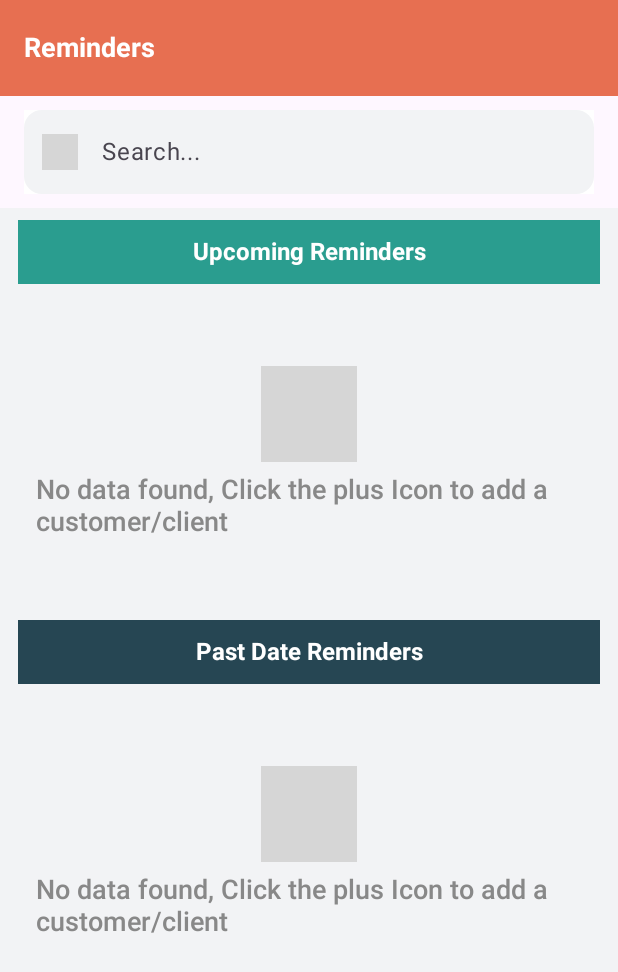
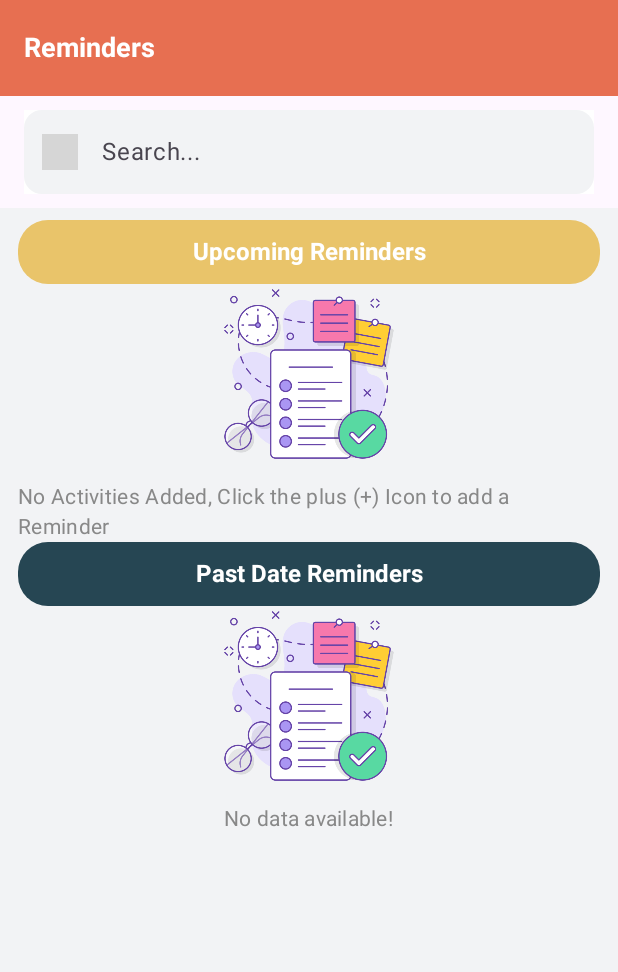
Before and after one commit to Dismas-Ospaltic/EventMarker, an Android app built with Jetpack Compose: the @Preview function HomeScreenPreview, on a phone screen of 412 x 824 dp. Shown: the top 972 px of the screen. Run offline under Robolectric (Android 15) with nearby library versions, the phone set to English and light mode, and no system bars; our stand-ins replace accompanist; libraries missing offline, so code that uses them is left out: compose.icons, compose.icons.fontawesomeicons; 1 statement that could not run was skipped; grey boxes are pictures that could not be loaded.

Commit message:
UI enhancement

```diff
--- a/app/src/main/java/com/st11/eventmarker/di/AppModule.kt
+++ b/app/src/main/java/com/st11/eventmarker/di/AppModule.kt
@@ -2,7 +2,6 @@ package com.st11.eventmarker.di
 
 import com.st11.eventmarker.data.local.AppDatabase
 import com.st11.eventmarker.repository.EventRepository
-import com.st11.eventmarker.viewmodel.EventNotifyViewModel
 import com.st11.eventmarker.viewmodel.EventViewModel
 import com.st11.eventmarker.viewmodel.NotificationViewModel
 import org.koin.androidx.viewmodel.dsl.viewModel
--- a/app/src/main/java/com/st11/eventmarker/screens/AddMarkScreen.kt
+++ b/app/src/main/java/com/st11/eventmarker/screens/AddMarkScreen.kt
@@ -43,7 +43,6 @@ import com.st11.eventmarker.utils.DynamicStatusBar
 import com.st11.eventmarker.utils.TimePickerField
 import com.st11.eventmarker.utils.addEventToCalendar
 import com.st11.eventmarker.utils.requestNotificationPermission
-import com.st11.eventmarker.viewmodel.EventNotifyViewModel
 import com.st11.eventmarker.viewmodel.EventViewModel
 import com.st11.eventmarker.viewmodel.NotificationViewModel
 import compose.icons.FontAwesomeIcons
--- a/app/src/main/java/com/st11/eventmarker/screens/HomeScreen.kt
+++ b/app/src/main/java/com/st11/eventmarker/screens/HomeScreen.kt
@@ -172,40 +172,6 @@ fun HomeScreen(navController: NavController) {
 //                .verticalScroll(rememberScrollState())
         ) {
 
-
-            val cardDataReminder = listOf(
-                CardInfoReminder(
-                    "Doctors appointment",
-                    "12/12/2023",
-                    "appointment",
-                    "high",
-                    "10:00AM",
-                    "12:00PM",
-                    "Hospital",
-                    "Bring all reports and X-ray images."
-                ),
-                CardInfoReminder(
-                    "Gym Session",
-                    "14/12/2023",
-                    "fitness",
-                    "low",
-                    "06:00PM",
-                    "07:00PM",
-                    "City Gym",
-                    "Don’t forget water bottle."
-                ),
-                CardInfoReminder(
-                    "Doctors appointment",
-                    "12/12/2023",
-                    "appointment",
-                    "high",
-                    "10:00AM",
-                    "12:00PM",
-                    "Hospital",
-                    "Bring all reports and X-ray images."
-                )
-            )
-
                    LazyVerticalGrid(
                        columns = GridCells.Fixed(columns),
                        modifier = Modifier
@@ -241,7 +207,8 @@ fun HomeScreen(navController: NavController) {
                                fontWeight = FontWeight.Bold,
                                modifier = Modifier
                                    .fillMaxWidth()
-                                   .background(colorResource(id = R.color.persianGreen))
+                                   .clip(RoundedCornerShape(20.dp)) // ✅ Clip first
+                                   .background(colorResource(id = R.color.saffron))
                                    .padding(vertical = 12.dp, horizontal = 16.dp),
                                textAlign = TextAlign.Center
                            )
@@ -250,78 +217,58 @@ fun HomeScreen(navController: NavController) {
 
                        if (events.isEmpty()) {
                            item(span = { GridItemSpan(maxLineSpan) }) {
+
                                Box(
                                    modifier = Modifier
-                                       .fillMaxWidth()
-                                       .padding(12.dp)
-                                       .heightIn(min = 200.dp), // Guarantees at least 200dp height
+                                       .fillMaxSize(),
                                    contentAlignment = Alignment.Center
                                ) {
-                                   Column(horizontalAlignment = Alignment.CenterHorizontally) {
-                                       Icon(
-                                           imageVector = FontAwesomeIcons.Solid.Clipboard,
-                                           contentDescription = "No data",
-                                           tint = Color.Gray,
-                                           modifier = Modifier.size(64.dp)
+                                   Column(
+                                       horizontalAlignment = Alignment.CenterHorizontally
+                                   ) {
+                                       Image(
+                                           painter = painterResource(id = R.drawable.work_order), // Replace with your image in res/drawable
+                                           contentDescription = "No Data",
+                                           modifier = Modifier.size(120.dp)
                                        )
-                                       Spacer(modifier = Modifier.height(8.dp))
+                                       Spacer(modifier = Modifier.height(12.dp))
                                        Text(
-                                           text = "No data found, Click the plus Icon to add a customer/client",
+                                           text = "No Activities Added, Click the plus (+) Icon to add a Reminder",
                                            color = Color.Gray,
-                                           fontSize = 18.sp,
-                                           fontWeight = FontWeight.Medium
+                                           style = MaterialTheme.typography.bodyMedium
                                        )
                                    }
                                }
+
+
                            }
                        }else if(filteredEvent.isEmpty()){
  item(span = { GridItemSpan(maxLineSpan) }){
      // No data available after search
      Box(
-         modifier = Modifier.fillMaxSize(),
+         modifier = Modifier
+             .fillMaxSize(),
          contentAlignment = Alignment.Center
      ) {
+         Column(
+             horizontalAlignment = Alignment.CenterHorizontally
+         ) {
+             Image(
+                 painter = painterResource(id = R.drawable.search), // Replace with your image in res/drawable
+                 contentDescription = "No Data",
+                 modifier = Modifier.size(120.dp)
+             )
+             Spacer(modifier = Modifier.height(12.dp))
              Text(
-             text = "No Results Found",
-             fontSize = 18.sp,
-             fontWeight = FontWeight.Bold,
-             color = Color.Gray
+                 text = "No Activities Results Found !",
+                 color = Color.Gray,
+                 style = MaterialTheme.typography.bodyMedium
              )
          }
      }
+ }
                        }else{
-//                           itemsIndexed(filteredEvent) { index, event ->
-//                               ReminderCard(
-//                                   priority = event.eventPriority,
-//                                   title = event.eventTitle,
-//                                   date = event.eventDate,
-//                                   time = "${event.eventStartTime} - ${event.eventEndTime}",
-//                                   venue = event.eventVenue,
-//                                   onMoreNotesClick = {
-//                                       selectedNotes = event.noteDescription
-//                                       showSheet = true
-//                                   },
-//                                   onEditClick = {
-//                                       showDialog = true // Just trigger the flag
-//                                   }
-//
-//
-//                               )
-//                               if (showDialog) {
-//                                   EditablePopup(
-//                                       initialText = selectedText,
-//                                       onDismiss = { showDialog = false },
-//                                       onSave = { newText ->
-//                                           selectedText = newText
-//                                           showDialog = false
-//                                       }
-//                                   )
-//                               }
-//                           }
-
-
                            items(filteredEvent.size){
-//                             val (priority, title, date, startTime, endTime ,venue, extraNote) = filteredEvent[it]
                                val(id,eventDate, eventStartTime, eventEndTime, eventTitle, eventVenue, eventPriority, eventCategory, noteDescription, eventId, timestamp) = filteredEvent[it]
                                ReminderCard(
                                priority = eventPriority.toString(),
@@ -352,31 +299,8 @@ fun HomeScreen(navController: NavController) {
 
                            }
 
-
-
-
                        }
 
-//                       items(cardDataReminder.size) { index ->
-//                           val (title, date, type, priority, startTime, endTime, venue, extraNote) = cardDataReminder[index]
-//                           ReminderCard(
-//                               priority = priority,
-//                               title = title,
-//                               date = date,
-//                               time = "$startTime - $endTime",
-//                               venue = venue,
-//                               onMoreNotesClick = {
-//                                   selectedNotes = extraNote
-//                                   showSheet = true
-//                               },
-//                               onEditClick = {
-//                                   showDialog = true // Just trigger the flag
-//                               }
-//
-//
-//                           )
-//
-//                       }
 
                        item(span = { GridItemSpan(maxLineSpan) }) {
                            Text(
@@ -386,6 +310,7 @@ fun HomeScreen(navController: NavController) {
                                fontWeight = FontWeight.Bold,
                                modifier = Modifier
                                    .fillMaxWidth()
+                                   .clip(RoundedCornerShape(20.dp)) // ✅ Clip first
                                    .background(colorResource(id = R.color.charcoal))
                                    .padding(vertical = 12.dp, horizontal = 16.dp),
                                textAlign = TextAlign.Center
@@ -393,64 +318,66 @@ fun HomeScreen(navController: NavController) {
                        }
 
 
-                       if (pastEvents.isEmpty()) {
+                       if(pastEvents.isEmpty()) {
+
                            item(span = { GridItemSpan(maxLineSpan) }) {
+
                                Box(
                                    modifier = Modifier
-                                       .fillMaxWidth()
-                                       .padding(12.dp)
-                                       .heightIn(min = 200.dp), // Guarantees at least 200dp height
+                                       .fillMaxSize(),
                                    contentAlignment = Alignment.Center
                                ) {
-                                   Column(horizontalAlignment = Alignment.CenterHorizontally) {
-                                       Icon(
-                                           imageVector = FontAwesomeIcons.Solid.Clipboard,
-                                           contentDescription = "No data",
-                                           tint = Color.Gray,
-                                           modifier = Modifier.size(64.dp)
+                                   Column(
+                                       horizontalAlignment = Alignment.CenterHorizontally
+                                   ) {
+                                       Image(
+                                           painter = painterResource(id = R.drawable.work_order), // Replace with your image in res/drawable
+                                           contentDescription = "No Data",
+                                           modifier = Modifier.size(120.dp)
                                        )
-                                       Spacer(modifier = Modifier.height(8.dp))
+                                       Spacer(modifier = Modifier.height(12.dp))
                                        Text(
-                                           text = "No data found, Click the plus Icon to add a customer/client",
+                                           text = "No data available!",
                                            color = Color.Gray,
-                                           fontSize = 18.sp,
-                                           fontWeight = FontWeight.Medium
+                                           style = MaterialTheme.typography.bodyMedium
                                        )
                                    }
                                }
+
+
                            }
-                       }else if(filteredPastEvent.isEmpty()) {
-                           item(span = { GridItemSpan(maxLineSpan) }) {
+                       }else if(filteredPastEvent.isEmpty()){
+                               item(span = { GridItemSpan(maxLineSpan) }){
                                    // No data available after search
                                    Box(
-                                   modifier = Modifier.fillMaxSize(),
+                                       modifier = Modifier
+                                           .fillMaxSize(),
                                        contentAlignment = Alignment.Center
                                    ) {
+                                       Column(
+                                           horizontalAlignment = Alignment.CenterHorizontally
+                                       ) {
+                                           Image(
+                                               painter = painterResource(id = R.drawable.search), // Replace with your image in res/drawable
+                                               contentDescription = "No Data",
+                                               modifier = Modifier.size(120.dp)
+                                           )
+                                           Spacer(modifier = Modifier.height(12.dp))
                                            Text(
-                                       text = "No Results Found",
-                                       fontSize = 18.sp,
-                                       fontWeight = FontWeight.Bold,
-                                       color = Color.Gray
+                                               text = "No Activities Results Found !",
+                                               color = Color.Gray,
+                                               style = MaterialTheme.typography.bodyMedium
                                            )
                                        }
                                    }
+
+                               }
+
+
+
                        }else{
-
-//                               itemsIndexed(filteredPastEvent) { index, pastevent ->
-//                                   PastReminderCard(
-//                                       priority = pastevent.eventPriority,
-//                                       title = pastevent.eventTitle,
-//                                       date = pastevent.eventDate,
-//                                       time = "${pastevent.eventStartTime} - ${pastevent.eventEndTime}",
-//                                       venue = pastevent.eventVenue,
-//                                       onMoreNotesClick = {
-//                                           selectedNotes = ${pastevent.noteDescription}
-//                                           showSheet = true
-//                                       }
-//                                   )
-//                               }
-                           items(filteredPastEvent.size){
-                               val(id,eventDate, eventStartTime, eventEndTime, eventTitle, eventVenue, eventPriority, eventCategory, noteDescription, eventId, timestamp) = filteredPastEvent[it]
+                           items(filteredPastEvent.size) {
+                               val (id, eventDate, eventStartTime, eventEndTime, eventTitle, eventVenue, eventPriority, eventCategory, noteDescription, eventId, timestamp) = filteredPastEvent[it]
 
                                PastReminderCard(
                                    priority = eventPriority.toString(),
@@ -460,33 +387,15 @@ fun HomeScreen(navController: NavController) {
                                    venue = if (eventVenue.isNullOrBlank()) "no venue added" else eventVenue,
                                    onMoreNotesClick = {
 //                                       selectedNotes = noteDescription.ifBlank { "no notes Added" }
-                                       selectedNotes = if (noteDescription.isNullOrBlank()) "no notes" else noteDescription
+                                       selectedNotes =
+                                           if (noteDescription.isNullOrEmpty()) "no notes" else noteDescription
                                        showSheet = true
                                    }
                                )
                            }
-
+                       }
 
                    }
-
-
-
-//                       items(cardDataReminder.size) { index ->
-//                           val (title, date, type, priority, startTime, endTime, venue, extraNote) = cardDataReminder[index]
-//                           PastReminderCard(
-//                               priority = priority,
-//                               title = title,
-//                               date = date,
-//                               time = "$startTime - $endTime",
-//                               venue = venue,
-//                               onMoreNotesClick = {
-//                                   selectedNotes = extraNote
-//                                   showSheet = true
-//                               },
-//                           )
-//                       }
-                   }
-
 
 
 
@@ -657,7 +566,7 @@ fun PastReminderCard(
             .fillMaxWidth()
             .clip(RoundedCornerShape(16.dp))
             .shadow(8.dp, RoundedCornerShape(16.dp)),
-        colors = CardDefaults.cardColors(containerColor = colorResource(id = R.color.saffron)),
+        colors = CardDefaults.cardColors(containerColor = colorResource(id = R.color.gray01)),
         elevation = CardDefaults.cardElevation(defaultElevation = 8.dp)
     ) {
         Column(
```
Also changed, not shown: app/src/main/java/com/st11/eventmarker/utils/NotificationScheduler.kt (deleted, +0 -106 lines), app/src/main/java/com/st11/eventmarker/utils/ReminderReceiver.kt (deleted, +0 -113 lines), app/src/main/java/com/st11/eventmarker/viewmodel/EventNotifyViewModel.kt (deleted, +0 -18 lines), app/src/main/java/com/st11/eventmarker/worker/ReminderWorker.kt (+9 -7 lines), app/src/main/res/drawable/search.png (added), app/src/main/res/drawable/work_order.png (added). Lines whose indentation alone changed are shown as unchanged.
